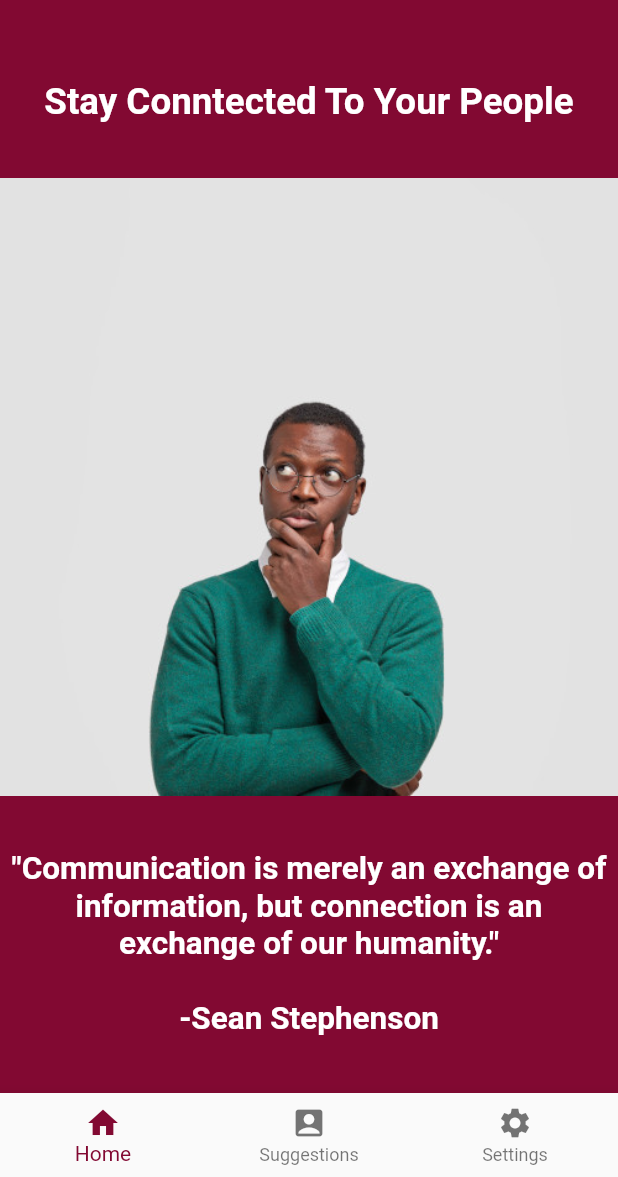
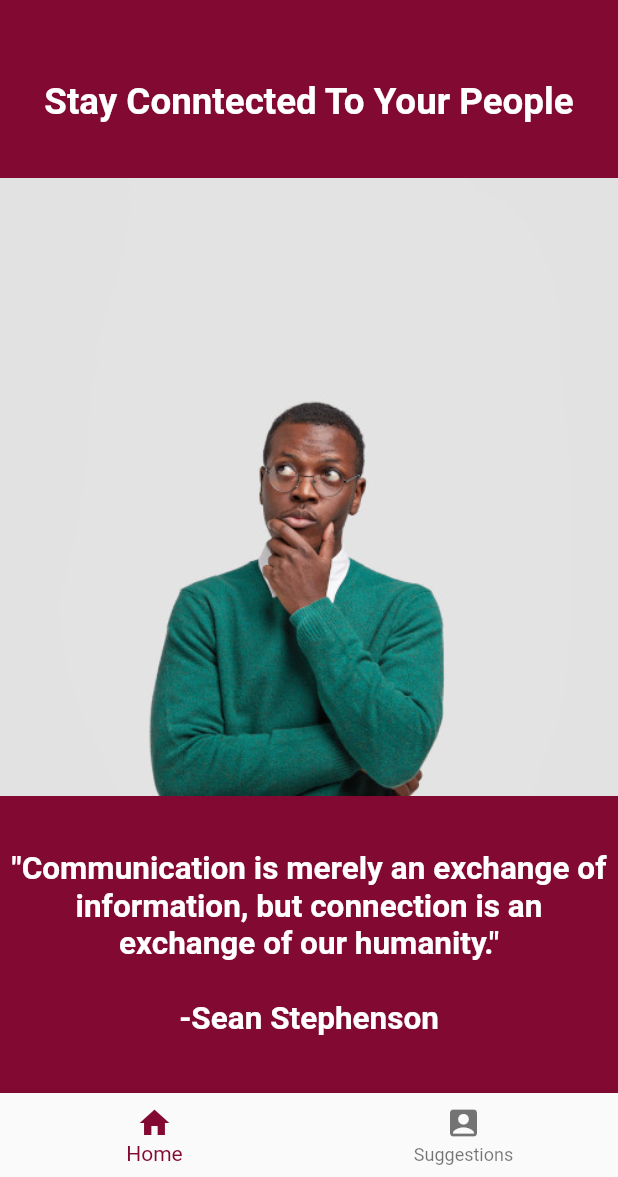
Before and after one commit to VNgwazini/Check-On-Them-App, a Flutter app: the screen it shows after launch, on a phone screen of 412 x 824 dp, the part 59-1236 px from its top. Run offline on Flutter 3.47's test engine with Material 2 defaults, Android fonts, the light colour scheme and no system bars; our stand-ins replace contacts_service, permission_handler.

Commit message:
Removed settings tab from navigation.

```diff
--- a/lib/main.dart
+++ b/lib/main.dart
@@ -6,7 +6,7 @@ import 'package:flutter/cupertino.dart';
 import 'package:permission_handler/permission_handler.dart';
 import 'package:contacts_service/contacts_service.dart';
 import 'package:url_launcher/url_launcher.dart';
-import 'package:settings_ui/settings_ui.dart';
+// import 'package:settings_ui/settings_ui.dart';
 
 
 //app icon = <a href='https://www.freepik.com/photos/technology'>Technology photo created by wayhomestudio - www.freepik.com</a>
@@ -30,25 +30,12 @@ class _MyAppState extends State<MyApp> {
   static List<Widget> _widgetOptions = <Widget>[
     HomeScreen(),
     ContactsPage(),
-    SettingsList(
-      sections: [
-        SettingsSection(
-          title: 'Section',
-          tiles: [
-            SettingsTile(
-              title: 'Language',
-              subtitle: 'English',
-              leading: Icon(Icons.language),
-              onPressed: (BuildContext context) {},
-            ),
-          ],
-        ),
-      ],
-    ),
+    //TODO: implement settings page
+    // SettingsListPage(title: 'Flutter Demo Home Page'),
   ];
 
   Image supriseMe = Image.asset("assets/CheckOnThem_SupriseMe.jpg");
-  int _selectedIndex = 0; //New
+  int _selectedIndex = 0;
 
   void _onItemTapped(int index) {
     setState(() {
@@ -69,6 +56,12 @@ class _MyAppState extends State<MyApp> {
             return MaterialApp(
               //text in top bar of app
               title: 'Check On Them!',
+              // theme: ThemeData(
+              //   brightness: Brightness.light,
+              // ),
+              // darkTheme: ThemeData(
+              //   brightness: Brightness.dark,
+              // ),
               home: Scaffold(
                 appBar: AppBar(
                   title: Text(
@@ -92,10 +85,10 @@ class _MyAppState extends State<MyApp> {
                       icon: Icon(Icons.account_box),
                       label: 'Suggestions',
                     ),
-                    BottomNavigationBarItem(
-                      icon: Icon(Icons.settings),
-                      label: 'Settings',
-                    ),
+                    // BottomNavigationBarItem(
+                    //   icon: Icon(Icons.settings),
+                    //   label: 'Settings',
+                    // ),
                   ],
                   currentIndex: _selectedIndex,
                   selectedItemColor: Color.fromRGBO(130, 9, 50, 1.0),
@@ -600,3 +593,60 @@ class _ContactsPageState extends State<ContactsPage> {
     );
   }
 }
+
+// class SettingsListPage extends StatefulWidget {
+//   SettingsListPage({Key? key, required this.title}) : super(key: key);
+//   final String title;
+//   @override
+//   _SettingsListPageState createState() => _SettingsListPageState();
+// }
+//
+// class _SettingsListPageState extends State<SettingsListPage> {
+//   bool isSwitched = false;
+//
+//   @override
+//   Widget build(BuildContext context) {
+//     return SettingsList(
+//       sections: [
+//         //ToDo: Add list of languages
+//         SettingsSection(
+//           title: Text('System Settings'),
+//           tiles: [
+//             SettingsTile(
+//               title: Text('Language'),
+//               value: Text('English'),
+//               leading: Icon(Icons.language),
+//               onPressed: (BuildContext context) {},
+//             ),
+//           ],
+//         ),
+//         SettingsSection(
+//           //ToDo: switch is reset on page load, not persistent
+//         title: Text('Appearance'),
+//           tiles: [
+//             SettingsTile.switchTile(
+//               title: Text('Dark Mode'),
+//               leading: Icon(Icons.phone_android),
+//               onToggle: (value) {
+//                 setState(() {
+//                   isSwitched = value;
+//                 });
+//               },initialValue: isSwitched,
+//             ),
+//           ],
+//         ),
+//         SettingsSection(
+//           title: Text('Message'),
+//           tiles: [
+//             SettingsTile(
+//               title: Text('Preset'),
+//               value: Text('Crossed My Mind'),
+//               leading: Icon(Icons.language),
+//               onPressed: (BuildContext context) {},
+//             ),
+//           ],
+//         ),
+//       ],
+//     );
+//   }
+// }
--- a/pubspec.yaml
+++ b/pubspec.yaml
@@ -29,12 +29,12 @@ dependencies:
   cupertino_icons: ^1.0.2
   english_words: ^4.0.0
   permission_handler: ^8.1.2
-  contacts_service: ^0.6.1
+  contacts_service: ^0.6.3
   url_launcher: ^6.0.8
   flutter_launcher_name: ^0.0.1
   flutter_native_splash: ^0.3.2
   flutter_launcher_icons: ^0.8.1
-  settings_ui: ^1.0.0
+  #settings_ui: ^2.0.1
 
 dev_dependencies:
   flutter_test:
```
